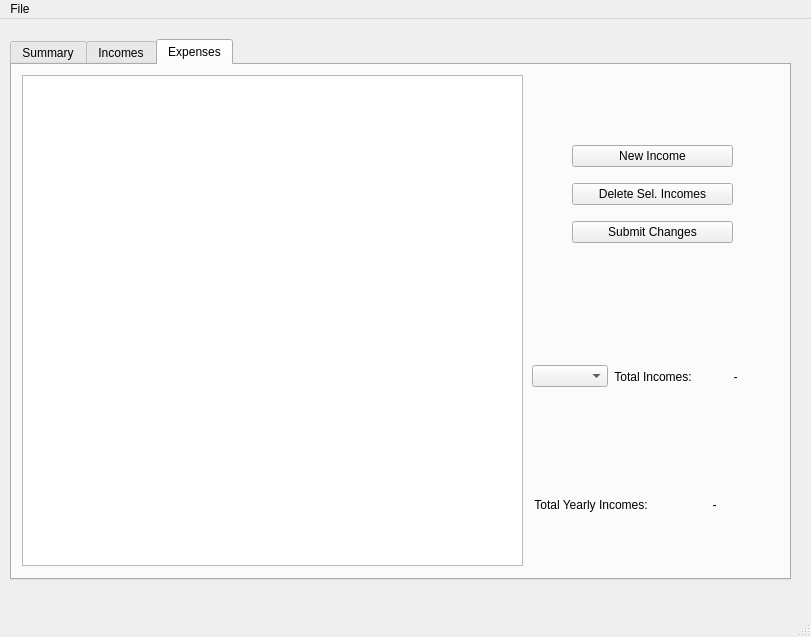
This is mainwindow.ui in MacPiston/HomePot as Qt 5 draws it before an edit. The edited form follows.
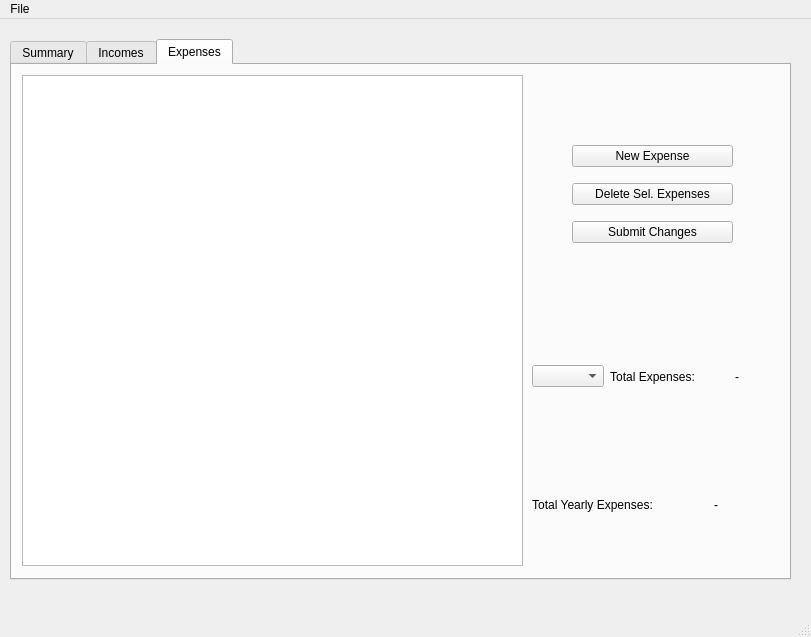
This is the edited form. The open tabs and pages were chosen to show the change. Custom widgets are drawn as their Qt base class.

Diff of the .ui file:
```diff
--- a/mainwindow.ui
+++ b/mainwindow.ui
@@ -542,7 +542,7 @@
             <bool>true</bool>
            </property>
            <property name="text">
-            <string>Total Incomes:</string>
+            <string>Total Expenses:</string>
            </property>
            <property name="alignment">
             <set>Qt::AlignCenter</set>
@@ -572,7 +572,7 @@
             <bool>true</bool>
            </property>
            <property name="text">
-            <string>Total Yearly Incomes:</string>
+            <string>Total Yearly Expenses:</string>
            </property>
            <property name="alignment">
             <set>Qt::AlignCenter</set>
@@ -609,14 +609,14 @@
        <item>
         <widget class="QPushButton" name="expensesNewIncomeButton">
          <property name="text">
-          <string>New Income</string>
+          <string>New Expense</string>
          </property>
         </widget>
        </item>
        <item>
         <widget class="QPushButton" name="expensesDeleteIncomeButton">
          <property name="text">
-          <string>Delete Sel. Incomes</string>
+          <string>Delete Sel. Expenses</string>
          </property>
         </widget>
        </item>
```
Left out of the diff: 6 changed lines with no effect on the pictures.
